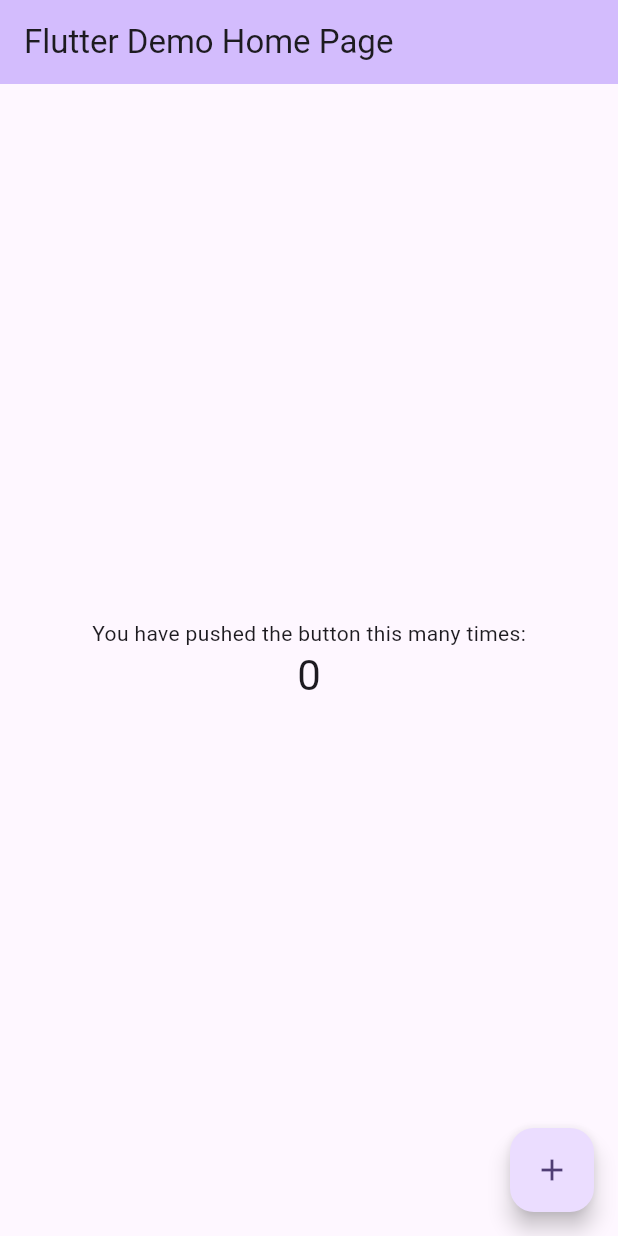
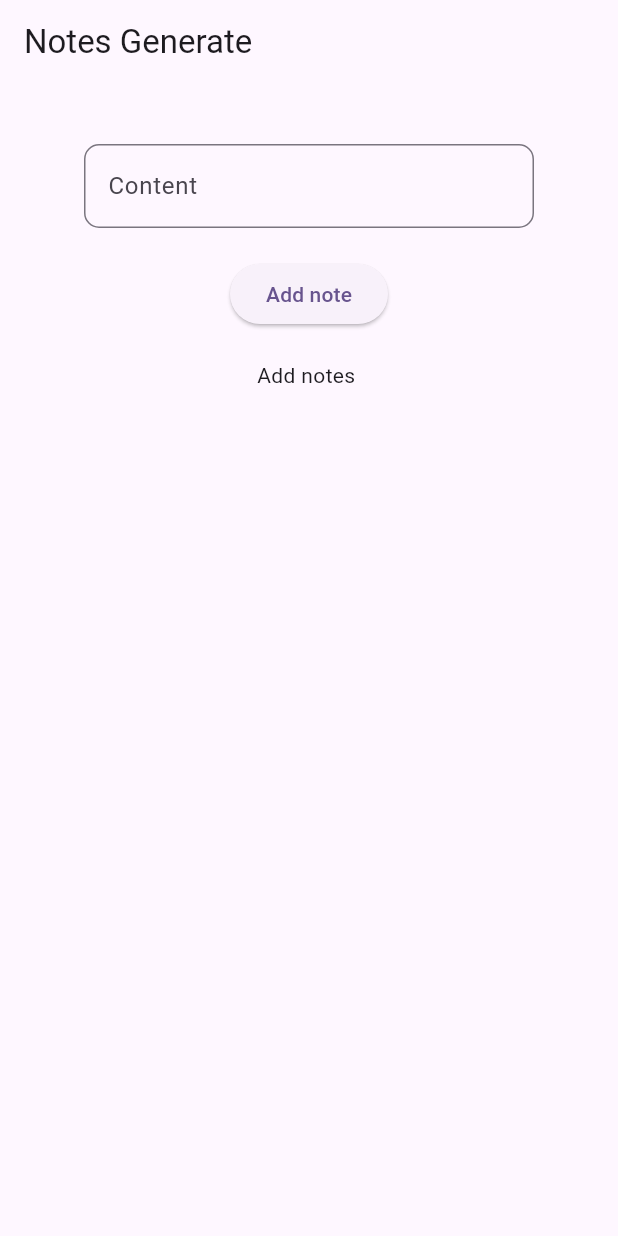
Before and after one commit to sakurakotubaki/udemy_riverpod, a Flutter app: the screen it shows after launch, on a phone screen of 412 x 824 dp. Run offline on Flutter 3.47's test engine with Material 3 defaults, Android fonts, the phone set to English and light mode, and no system bars; our stand-ins replace flutter_riverpod, freezed_annotation, riverpod_annotation; generated files the repository leaves out were written again.

Commit message:
added: notes app

```diff
--- a/lib/main.dart
+++ b/lib/main.dart
@@ -1,7 +1,9 @@
 import 'package:flutter/material.dart';
+import 'package:flutter_riverpod/flutter_riverpod.dart';
+import 'package:udemy_riverpod/view/notes_generate_page.dart';
 
 void main() {
-  runApp(const MyApp());
+  runApp(const ProviderScope(child: MyApp()));
 }
 
 class MyApp extends StatelessWidget {
@@ -14,54 +16,7 @@ class MyApp extends StatelessWidget {
       theme: ThemeData(
         colorScheme: ColorScheme.fromSeed(seedColor: Colors.deepPurple),
       ),
-      home: const MyHomePage(title: 'Flutter Demo Home Page'),
+      home: const NoteGeneratePage(),
     );
   }
 }
-
-class MyHomePage extends StatefulWidget {
-  const MyHomePage({super.key, required this.title});
-
-  final String title;
-
-  @override
-  State<MyHomePage> createState() => _MyHomePageState();
-}
-
-class _MyHomePageState extends State<MyHomePage> {
-  int _counter = 0;
-
-  void _incrementCounter() {
-    setState(() {
-      _counter++;
-    });
-  }
-
-  @override
-  Widget build(BuildContext context) {
-    return Scaffold(
-      appBar: AppBar(
-        backgroundColor: Theme.of(context).colorScheme.inversePrimary,
-
-        title: Text(widget.title),
-      ),
-      body: Center(
-        child: Column(
-          mainAxisAlignment: MainAxisAlignment.center,
-          children: <Widget>[
-            const Text('You have pushed the button this many times:'),
-            Text(
-              '$_counter',
-              style: Theme.of(context).textTheme.headlineMedium,
-            ),
-          ],
-        ),
-      ),
-      floatingActionButton: FloatingActionButton(
-        onPressed: _incrementCounter,
-        tooltip: 'Increment',
-        child: const Icon(Icons.add),
-      ),
-    );
-  }
-}
--- /dev/null
+++ b/lib/model/notes_model.dart
@@ -0,0 +1,17 @@
+import 'package:freezed_annotation/freezed_annotation.dart';
+import 'package:flutter/foundation.dart';
+
+part 'notes_model.freezed.dart';
+part 'notes_model.g.dart';
+
+@freezed
+abstract class NotesModel with _$NotesModel {
+  const factory NotesModel({
+    required int id,
+    required String body,
+    required DateTime createdAt,
+  }) = _NotesModel;
+
+  factory NotesModel.fromJson(Map<String, Object?> json) =>
+      _$NotesModelFromJson(json);
+}
--- /dev/null
+++ b/lib/state/note_notifier.dart
@@ -0,0 +1,24 @@
+import 'package:riverpod_annotation/riverpod_annotation.dart';
+import 'package:udemy_riverpod/model/notes_model.dart';
+part 'note_notifier.g.dart';
+
+@riverpod
+class NoteNotifier extends _$NoteNotifier {
+  @override
+  List<NotesModel> build() {
+    return [];
+  }
+
+  // 空っぽのクラスに、id、フォームの値、現在時刻を保存する.
+  void addNote(NotesModel note) {
+    state = [...state, note];
+  }
+
+  // ダミーのデータを削除する.
+  void removeNoteById(int id) {
+    state = [
+      for (final note in state)
+        if (note.id != id) note,
+    ];
+  }
+}
--- /dev/null
+++ b/lib/view/notes_generate_page.dart
@@ -0,0 +1,91 @@
+import 'dart:math';
+
+import 'package:flutter/material.dart';
+import 'package:flutter_riverpod/flutter_riverpod.dart';
+import 'package:udemy_riverpod/model/notes_model.dart';
+import 'package:udemy_riverpod/state/note_notifier.dart';
+
+class NoteGeneratePage extends ConsumerWidget {
+  const NoteGeneratePage({super.key});
+
+  @override
+  Widget build(BuildContext context, WidgetRef ref) {
+    // ref.watchで、初期値が空のリストを呼び出して、監視する。
+    final noteAppGenerater = ref.watch(noteNotifierProvider);
+    // 入力フォームの値をリストに保存するTextEditingController.
+    final bodyController = TextEditingController();
+    // ランダムな数値を作り出す変数.
+    final randomId = Random().nextInt(100) + 50;
+    // 現在時刻を表取得する変数.
+    DateTime createdAt = DateTime.now();
+
+    return Scaffold(
+      appBar: AppBar(title: const Text('Notes Generate')),
+      body: SingleChildScrollView(
+        child: Center(
+          child: Column(
+            children: [
+              const SizedBox(height: 40),
+              SizedBox(
+                width: 300,
+                child: TextField(
+                  controller: bodyController,
+                  decoration: InputDecoration(
+                    labelText: 'Content',
+                    border: OutlineInputBorder(
+                      borderRadius: BorderRadius.circular(10),
+                    ),
+                  ),
+                ),
+              ),
+              const SizedBox(height: 20),
+              ElevatedButton(
+                onPressed: () {
+                  // NoteModelクラスに、ダミーのデータを引数として渡して保存する.
+                  ref
+                      .read(noteNotifierProvider.notifier)
+                      .addNote(
+                        NotesModel(
+                          id: randomId, // ランダムな数値をidに設定.
+                          body: bodyController.text, // 入力フォームの値をbodyに設定.
+                          createdAt: createdAt, // 現在時刻をcreatedAtに設定.
+                        ),
+                      );
+                },
+                child: const Text('Add note'),
+              ),
+              const SizedBox(height: 20),
+              noteAppGenerater.isEmpty
+                  ? const Text('Add notes ')
+                  : ListView.builder(
+                      itemCount: noteAppGenerater
+                          .length, // StateNotifierのリストに追加されたデータの数を数える.
+                      shrinkWrap: true,
+                      itemBuilder: (context, index) {
+                        final note = noteAppGenerater[index];
+                        return ListTile(
+                          title: Text(
+                            'id: $note memo: ${note.body}',
+                          ), // idとフォームから入力された値を表示.
+                          subtitle: Text(
+                            note.createdAt.toIso8601String(),
+                          ), // リストにデータを追加した時刻を表示.
+                          trailing: IconButton(
+                            icon: const Icon(Icons.delete),
+                            onPressed: () {
+                              // リストのidを取得してボタンを押したリストだけ削除する.
+                              ref
+                                  .read(noteNotifierProvider.notifier)
+                                  .removeNoteById(note.id);
+                            },
+                          ),
+                        );
+                      },
+                    ),
+            ],
+          ),
+        ),
+      ),
+    );
+  }
+}
```
Also changed, not shown: lib/model/notes_model.freezed.dart (added), lib/model/notes_model.g.dart (added), lib/state/note_notifier.g.dart (added).
